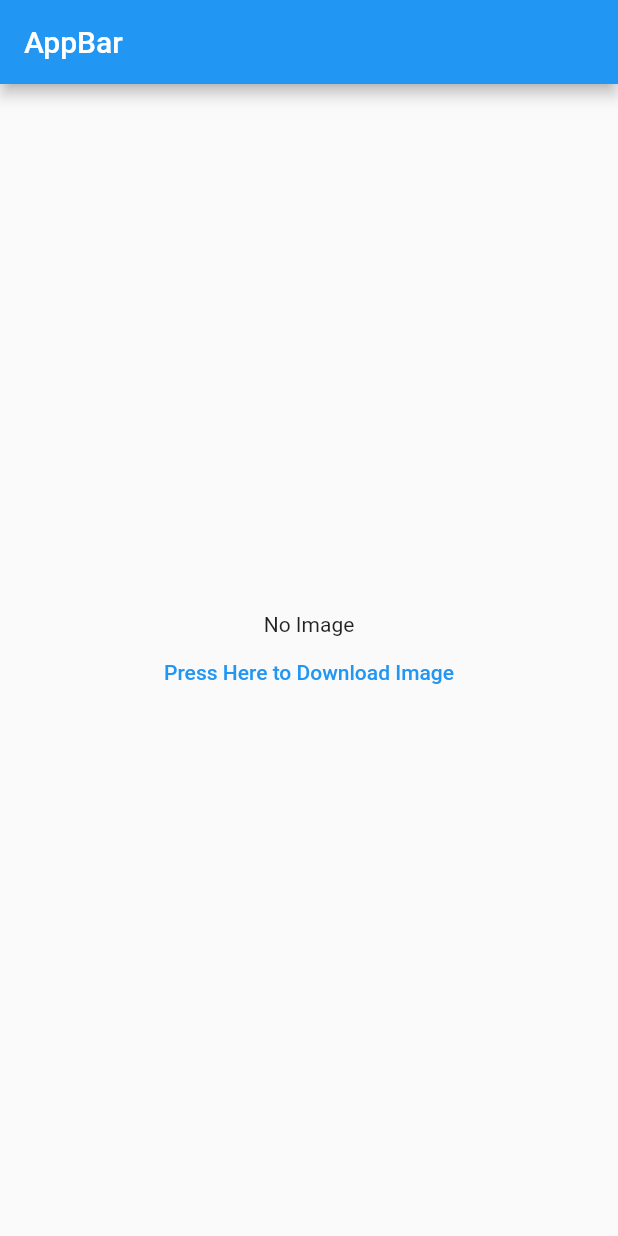
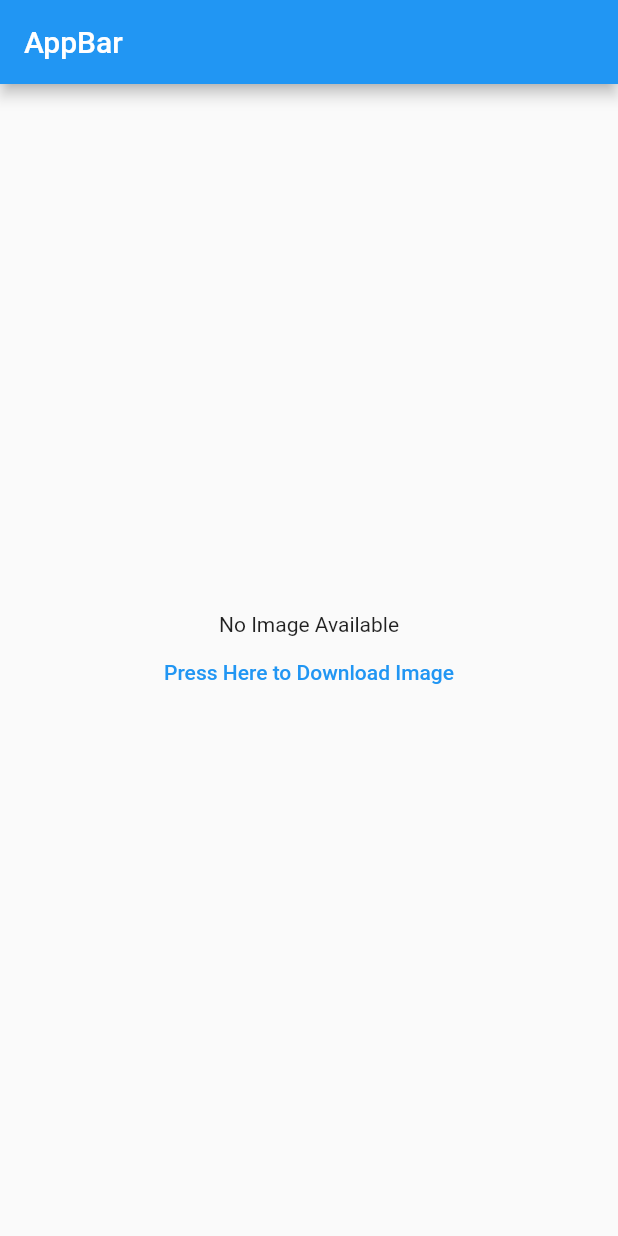
Before and after one commit to dikshit1435/untitled1, a Flutter app: the screen it shows after launch, on a phone screen of 412 x 824 dp. Run offline on Flutter 3.47's test engine with Material 2 defaults, Android fonts, the phone set to English and light mode, and no system bars; our stand-ins replace dio.

Commit message:
changing text

```diff
--- a/lib/main.dart
+++ b/lib/main.dart
@@ -82,11 +82,12 @@ class MyAppState extends State<MyApp> {
               ],
             ),
           ),
+
         )
             : !isDone?Column(
               mainAxisAlignment: MainAxisAlignment.center,
               children: [
-                Text('No Image'),
+                Text('No Image Available'),
                 TextButton(onPressed: (){ downloadFile();},
                     child:Text('Press Here to Download Image')),
               ],
```
